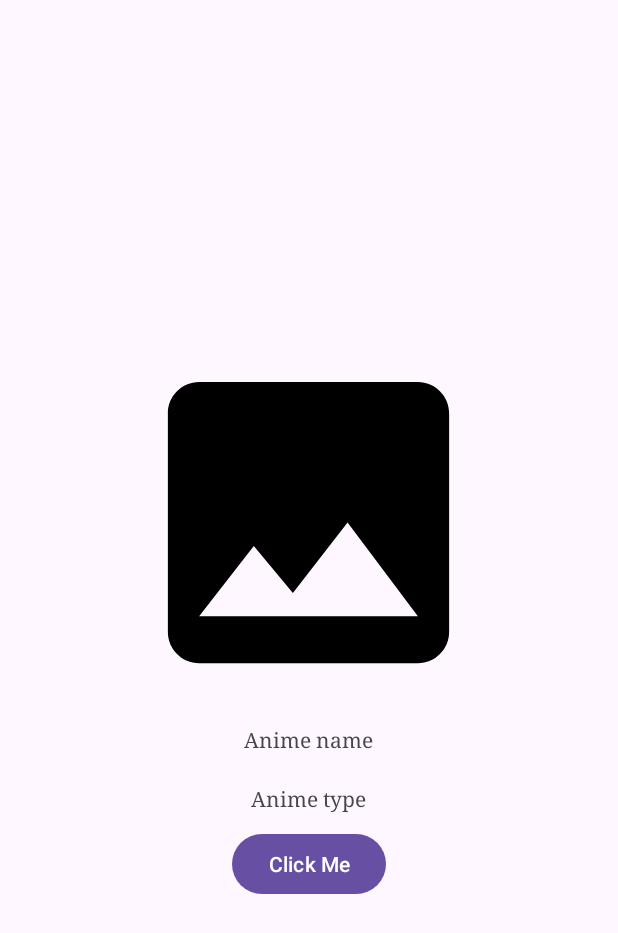
After one commit to GWJian/sem4_anime_app, an Android app: the layout fragment_random_anime.xml on its own in the app's theme, with its tools: preview values and no code run, on a phone screen of 412 x 824 dp. The commit adds this screen. Shown: the top 933 px of the screen. Run offline under Robolectric (Android 15) with nearby library versions, the phone set to English and light mode, and no system bars; network calls fail.

Commit message:
random anime pg

```diff
--- a/app/src/main/java/com/gwj/sem4_anime_app/data/api/AnimeApi.kt
+++ b/app/src/main/java/com/gwj/sem4_anime_app/data/api/AnimeApi.kt
@@ -54,7 +54,7 @@ interface AnimeApi {
     //    Random Anime Button:
     //    https://api.jikan.moe/v4/random/anime
     @GET("random/anime")
-    suspend fun getRandomAnime(): Data
+    suspend fun getRandomAnime(): AnimeDetailResp
 
     //    Get all genres:
     //    https://api.jikan.moe/v4/genres/anime
--- a/app/src/main/java/com/gwj/sem4_anime_app/data/repo/anime/AnimeRepo.kt
+++ b/app/src/main/java/com/gwj/sem4_anime_app/data/repo/anime/AnimeRepo.kt
@@ -10,6 +10,8 @@ interface AnimeRepo {
 
     suspend fun searchAnime(query: String,page:Int = 1): List<Data>
 
+    suspend fun getRandomAnime(): Data?
+
     //suspend fun getSeasonNowAnime(): List<AnimeData>
 
     //suspend fun getSeasonalAnime(year: String, season: String): List<AnimeData>
--- /dev/null
+++ b/app/src/main/res/layout/fragment_random_anime.xml
@@ -0,0 +1,55 @@
+<?xml version="1.0" encoding="utf-8"?>
+<LinearLayout xmlns:android="http://schemas.android.com/apk/res/android"
+    xmlns:tools="http://schemas.android.com/tools"
+    android:layout_width="match_parent"
+    android:layout_height="match_parent"
+    android:gravity="center"
+    android:orientation="vertical"
+    tools:context=".ui.random.RandomAnimeFragment">
+
+    <LinearLayout
+        android:id="@+id/llRandomItem"
+        android:layout_width="match_parent"
+        android:layout_height="wrap_content"
+        android:gravity="center"
+        android:orientation="vertical"
+        tools:ignore="UseCompoundDrawables">
+
+        <ImageView
+            android:id="@+id/ivRandomAnimeImg"
+            android:layout_width="250dp"
+            android:layout_height="250dp"
+            android:contentDescription="Anime Img"
+            android:src="@drawable/ic_image" />
+
+        <TextView
+            android:id="@+id/tvRandomAnimeName"
+            android:layout_width="wrap_content"
+            android:layout_height="wrap_content"
+            android:layout_margin="10dp"
+            android:drawablePadding="10dp"
+            android:fontFamily="serif"
+            android:gravity="center"
+            android:text="Anime name" />
+
+        <TextView
+            android:id="@+id/tvRandomType"
+            android:layout_width="wrap_content"
+            android:layout_height="wrap_content"
+            android:layout_margin="10dp"
+            android:drawablePadding="10dp"
+            android:fontFamily="serif"
+            android:gravity="center"
+            android:text="Anime type" />
+
+
+    </LinearLayout>
+
+
+    <com.google.android.material.button.MaterialButton
+        android:id="@+id/btnClickMe"
+        android:layout_width="wrap_content"
+        android:layout_height="wrap_content"
+        android:text="Click Me" />
+
+</LinearLayout>
```
Also changed, not shown: app/src/main/java/com/gwj/sem4_anime_app/data/repo/anime/AnimeRepoImpl.kt (+4 -4 lines), app/src/main/java/com/gwj/sem4_anime_app/ui/random/RandomAnimeFragment.kt (added, +76 -0 lines), app/src/main/java/com/gwj/sem4_anime_app/ui/random/RandomAnimeViewModel.kt (added, +55 -0 lines), app/src/main/java/com/gwj/sem4_anime_app/ui/tabContainer/TabContainerFragment.kt (+7 -2 lines).
